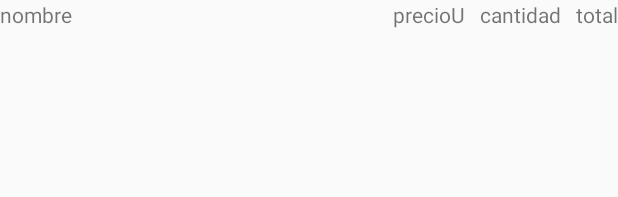
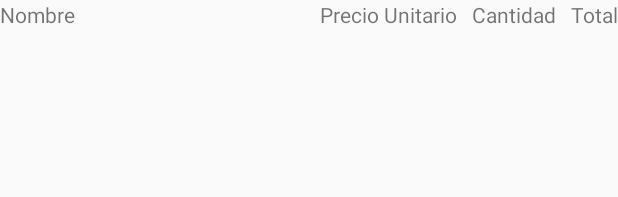
Before and after one commit to Bayola/VengApp-Veci, an Android app: the layout det_pedido.xml on its own in the app's theme, with its tools: preview values and no code run, on a phone screen of 412 x 824 dp. Shown: the top 197 px of the screen. Run offline under Robolectric (Android 15) with nearby library versions, the phone set to English and light mode, and no system bars.

Commit message:
Limpieza HardCode

```diff
--- a/app/src/main/java/com/luceromichael/vengappveci/ui/pedidos/PedidosFragment.kt
+++ b/app/src/main/java/com/luceromichael/vengappveci/ui/pedidos/PedidosFragment.kt
@@ -9,6 +9,7 @@ import android.view.ViewGroup
 import androidx.fragment.app.Fragment
 import com.google.firebase.firestore.FirebaseFirestore
 import com.luceromichael.vengappveci.*
+import com.luceromichael.vengappveci.ui.login.LoginFragment
 import kotlinx.android.synthetic.main.fragment_pedidos.*
 
 
@@ -59,7 +60,8 @@ class PedidosFragment : Fragment() {
             startActivity(intent)
         }
         buttonRegresar.setOnClickListener{
-            this.requireActivity().onBackPressed()
+            val intent = Intent(requireContext(), LoginFragment::class.java)
+            startActivity(intent)
         }
     }
 }
--- a/app/src/main/res/layout/activity_detalle_pedido.xml
+++ b/app/src/main/res/layout/activity_detalle_pedido.xml
@@ -36,7 +36,7 @@
         android:id="@+id/textViewTotalDetPed"
         android:layout_width="wrap_content"
         android:layout_height="wrap_content"
-        android:text="Total"
+        android:text="@string/textViewTotalDetPed"
         app:layout_constraintBottom_toTopOf="@+id/buttonRegresar"
         app:layout_constraintEnd_toEndOf="@+id/listViewDetallesPedido" />
 
--- a/app/src/main/res/layout/det_pedido.xml
+++ b/app/src/main/res/layout/det_pedido.xml
@@ -10,7 +10,7 @@
         android:id="@+id/textViewProdDet"
         android:layout_width="wrap_content"
         android:layout_height="wrap_content"
-        android:text="nombre"
+        android:text="@string/textViewProdDet"
         app:layout_constraintStart_toStartOf="parent"
         app:layout_constraintTop_toTopOf="parent" />
 
@@ -19,7 +19,7 @@
         android:layout_width="wrap_content"
         android:layout_height="wrap_content"
         android:layout_marginEnd="10dp"
-        android:text="precioU"
+        android:text="@string/textViewPrecUni"
         app:layout_constraintEnd_toStartOf="@+id/textViewCantDet"
         app:layout_constraintTop_toTopOf="parent" />
 
@@ -28,7 +28,7 @@
         android:layout_width="wrap_content"
         android:layout_height="wrap_content"
         android:layout_marginEnd="10dp"
-        android:text="cantidad"
+        android:text="@string/textViewCantDet"
         app:layout_constraintEnd_toStartOf="@+id/textViewTotalDet"
         app:layout_constraintTop_toTopOf="parent" />
 
@@ -36,7 +36,7 @@
         android:id="@+id/textViewTotalDet"
         android:layout_width="wrap_content"
         android:layout_height="wrap_content"
-        android:text="total"
+        android:text="@string/textViewTotalDet"
         app:layout_constraintEnd_toEndOf="parent"
         app:layout_constraintTop_toTopOf="parent" />
 </androidx.constraintlayout.widget.ConstraintLayout>
--- a/app/src/main/res/layout/fragment_home.xml
+++ b/app/src/main/res/layout/fragment_home.xml
@@ -70,6 +70,7 @@
                 android:layout_marginBottom="10dp"
                 android:scrollbars="vertical"
                 android:textAlignment="gravity" />
+
         </RelativeLayout>
     </LinearLayout>
 
--- a/app/src/main/res/layout/pedido.xml
+++ b/app/src/main/res/layout/pedido.xml
@@ -10,7 +10,7 @@
         android:id="@+id/textViewFechaPedido"
         android:layout_width="wrap_content"
         android:layout_height="wrap_content"
-        android:text="fecha"
+        android:text="@string/textViewFechaPedido"
         app:layout_constraintStart_toStartOf="parent"
         app:layout_constraintTop_toTopOf="parent" />
 
@@ -18,7 +18,7 @@
         android:id="@+id/textViewTotalPedido"
         android:layout_width="wrap_content"
         android:layout_height="wrap_content"
-        android:text="total"
+        android:text="@string/textViewTotalPedido"
         app:layout_constraintEnd_toEndOf="parent"
         app:layout_constraintTop_toTopOf="parent" />
 </androidx.constraintlayout.widget.ConstraintLayout>
--- a/app/src/main/res/layout/producto.xml
+++ b/app/src/main/res/layout/producto.xml
@@ -19,7 +19,7 @@
         android:layout_width="wrap_content"
         android:layout_height="wrap_content"
         android:layout_marginTop="5dp"
-        android:text="Nombre"
+        android:text="@string/textViewNombreProducto"
         app:layout_constraintEnd_toEndOf="@+id/imageViewProducto"
         app:layout_constraintStart_toStartOf="@+id/imageViewProducto"
         app:layout_constraintTop_toBottomOf="@+id/imageViewProducto" />
```
Also changed, not shown: app/src/main/java/com/luceromichael/vengappveci/ui/home/HomeFragment.kt (+9 -4 lines), app/src/main/res/layout/item_producto.xml (+2 -5 lines), app/src/main/res/layout/lista_productos_in_pedido.xml (+4 -4 lines), app/src/main/res/values/strings.xml (+32 -10 lines), 1 other file.
